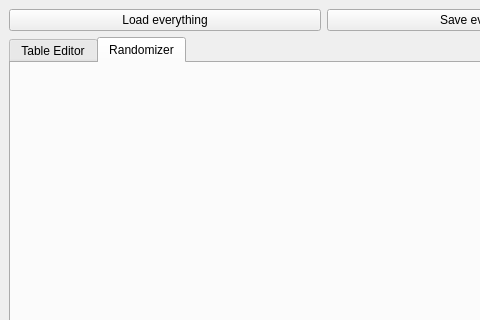
First picture: the form in MainWindow.ui, repository Metalhead33/WoDDemographics, before the edit; both pictures show x 0 to 480 and y 0 to 320 of the 648 by 710 pixel window.
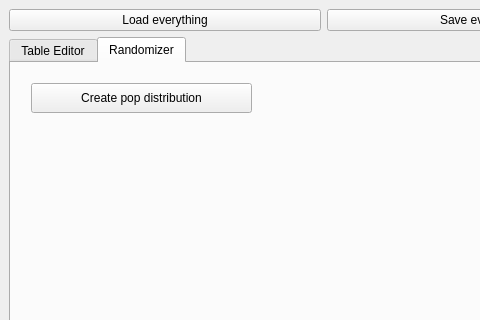
Second picture: the form after the edit. The open tabs and pages were chosen to show the change.

```diff
--- a/MainWindow.ui
+++ b/MainWindow.ui
@@ -404,6 +404,19 @@
        <attribute name="title">
         <string>Randomizer</string>
        </attribute>
+       <widget class="QPushButton" name="popDistributionCreator">
+        <property name="geometry">
+         <rect>
+          <x>20</x>
+          <y>20</y>
+          <width>221</width>
+          <height>30</height>
+         </rect>
+        </property>
+        <property name="text">
+         <string>Create pop distribution</string>
+        </property>
+       </widget>
       </widget>
      </widget>
     </item>
```
Left out of the diff: 2 changed lines with no effect on the pictures.
